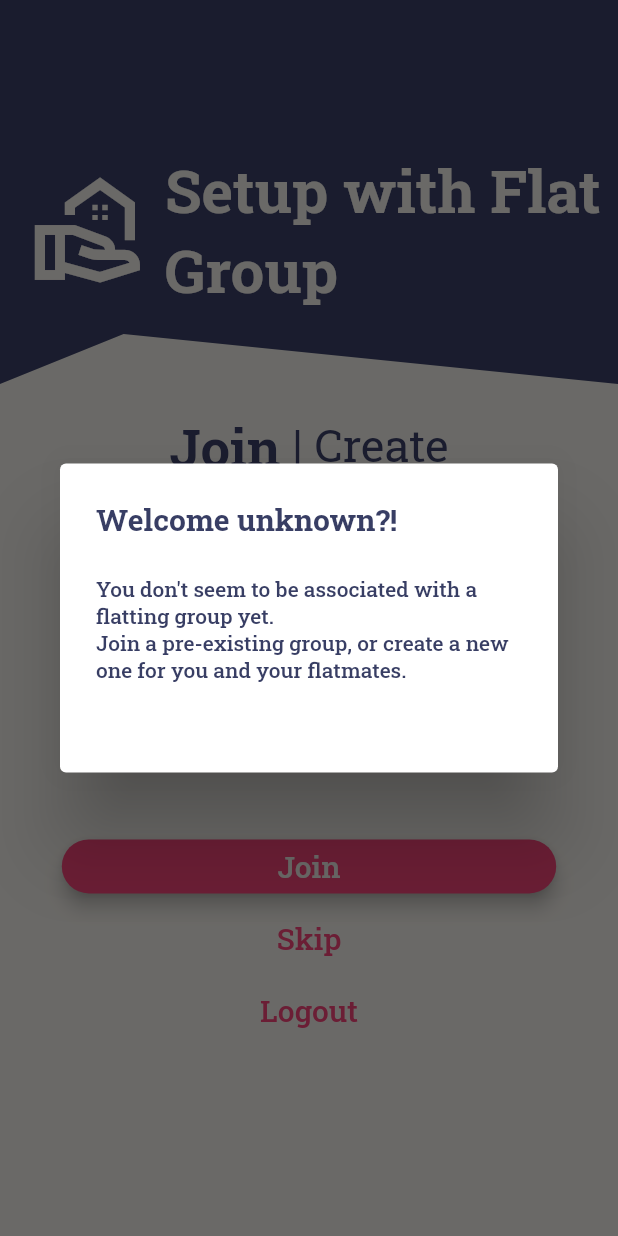
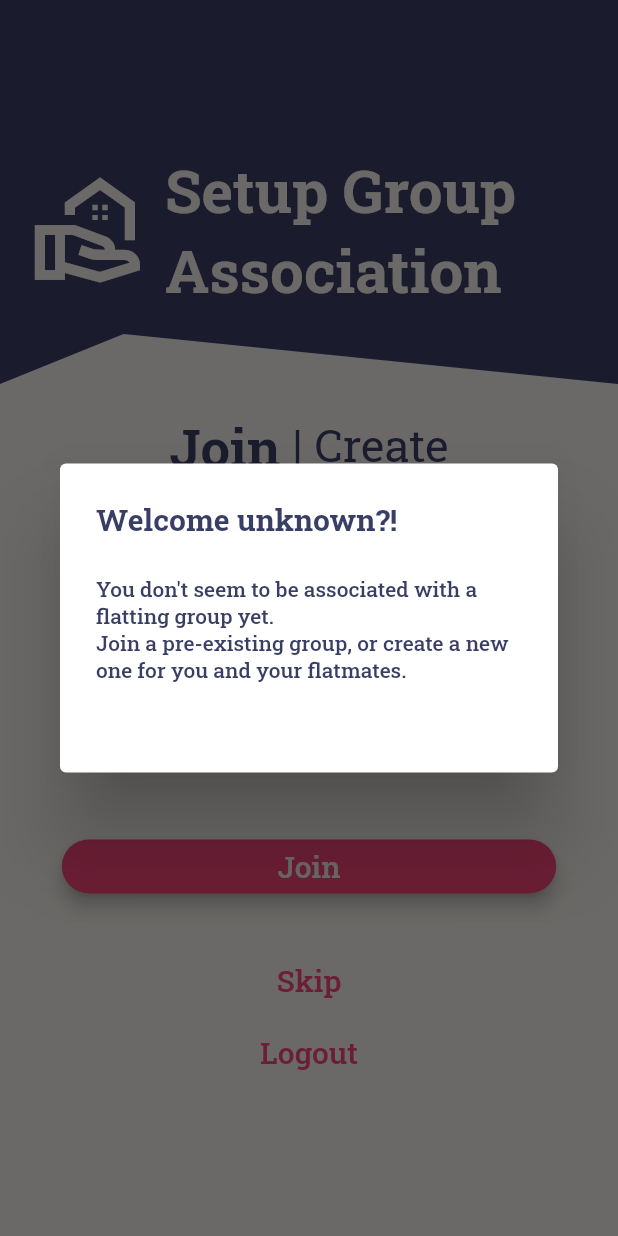
Before and after one commit to HonsonCooky/Flat-Out-Management, a Flutter app: the GroupAuthFlow screen opened directly, on a phone screen of 412 x 824 dp. Run offline on Flutter 3.47's test engine with Material 2 defaults, Android fonts, the phone set to English and light mode, and no system bars; our stand-ins replace google_fonts; generated files the repository leaves out were written again; network calls fail.

Commit message:
Update group join page

```diff
--- a/flat_out_app/lib/components/molecules/auth_text_confirm_passwords.dart
+++ b/flat_out_app/lib/components/molecules/auth_text_confirm_passwords.dart
@@ -34,18 +34,23 @@ class _AuthTextConfirmPasswordsState extends State<AuthTextConfirmPasswords> {
 
   @override
   Widget build(BuildContext context) {
-    return widget.controller2 != null
-        ? Row(
+    if (widget.controller2 != null) {
+      return Row(children: [
+        Expanded(
+          child: Stack(
             children: [
-            Expanded(
-              child: Column(
+              Column(
+                crossAxisAlignment: CrossAxisAlignment.start,
                 children: [
-                  AuthTextField(
+                  Container(
+                    width: MediaQuery.of(context).size.width / 1.6,
+                    child: AuthTextField(
                       onChanged: widget.onChanged,
                       hintText: widget.hintText,
                       controller: widget.controller,
                       readOnly: widget.readOnly,
                       visiblePassword: _visiblePasswords,
+                    ),
                   ),
                   AuthTextField(
                     onChanged: widget.onChanged,
@@ -57,15 +62,22 @@ class _AuthTextConfirmPasswordsState extends State<AuthTextConfirmPasswords> {
                   ),
                 ],
               ),
+              Positioned(
+                left: MediaQuery.of(context).size.width / 1.5,
+                top: Theme.of(context).textTheme.labelLarge?.fontSize,
+                child: IconButton(
+                  alignment: Alignment.bottomCenter,
+                  icon: Icon(_visiblePasswords ? Icons.visibility_off : Icons.visibility),
+                  splashRadius: 1.5 * (Theme.of(context).textTheme.labelLarge?.fontSize ?? 10),
+                  onPressed: widget.readOnly ? null : obscureText,
                 ),
-            IconButton(
-              icon: Icon(_visiblePasswords ? Icons.visibility : Icons.visibility_off),
-              splashRadius: Theme.of(context).textTheme.labelLarge?.fontSize,
-              onPressed: obscureText,
               )
-          ]
-        )
-        : AuthTextField(
+            ],
+          ),
+        ),
+      ]);
+    } else {
+      return AuthTextField(
         onChanged: widget.onChanged,
         hintText: widget.hintText,
         controller: widget.controller,
@@ -75,3 +87,4 @@ class _AuthTextConfirmPasswordsState extends State<AuthTextConfirmPasswords> {
       );
     }
   }
+}
--- a/flat_out_app/lib/components/molecules/auth_text_field.dart
+++ b/flat_out_app/lib/components/molecules/auth_text_field.dart
@@ -44,9 +44,10 @@ class _AuthTextFieldState extends State<AuthTextField> {
         errorBorder: UnderlineInputBorder(borderSide: BorderSide(width: 2.0, color: Theme.of(context).errorColor)),
         suffixIcon: widget.obscureText != null
             ? IconButton(
-                icon: Icon(widget.visiblePassword ? Icons.visibility : Icons.visibility_off),
+                color: Theme.of(context).iconTheme.color,
+                icon: Icon(widget.visiblePassword ? Icons.visibility_off : Icons.visibility),
                 splashRadius: Theme.of(context).textTheme.labelLarge?.fontSize,
-                onPressed: widget.obscureText,
+                onPressed: widget.readOnly ? null : widget.obscureText,
               )
             : null,
       ),
--- a/flat_out_app/lib/components/utils/fom_theme.dart
+++ b/flat_out_app/lib/components/utils/fom_theme.dart
@@ -12,6 +12,10 @@ class FomThemes {
       cardColor: Color(0xffe8e5e0),
       dividerColor: Color(0xff383e64),
       errorColor: Color(0xffe94f41),
+      iconTheme: IconThemeData(
+        color: Colors.grey,
+      ),
+      disabledColor: Color(0x55e94f41),
       appBarTheme: AppBarTheme(
         systemOverlayStyle: SystemUiOverlayStyle(
           statusBarColor: Color(0xff383e64),
--- a/flat_out_app/lib/core/jsons/fom_db_object.dart
+++ b/flat_out_app/lib/core/jsons/fom_db_object.dart
@@ -6,7 +6,8 @@ part 'fom_db_object.g.dart';
 
 @JsonSerializable()
 class FomDbObject {
-  @JsonKey(name: "_id") String id;
+  @JsonKey(name: "_id")
+  String id;
   String uiName;
   String fomVersion;
   List<FomAssociation> children;
--- a/flat_out_app/lib/core/jsons/fom_search_parents.dart
+++ b/flat_out_app/lib/core/jsons/fom_search_parents.dart
@@ -4,7 +4,8 @@ part 'fom_search_parents.g.dart';
 
 @JsonSerializable()
 class FomSearchParents {
-  @JsonKey(name: "_id") String id;
+  @JsonKey(name: "_id")
+  String id;
   String uiName;
 
   FomSearchParents(this.id, this.uiName);
--- a/flat_out_app/lib/core/jsons/fom_user_search_res.dart
+++ b/flat_out_app/lib/core/jsons/fom_user_search_res.dart
@@ -1,11 +1,11 @@
-
 import 'package:json_annotation/json_annotation.dart';
 
 part 'fom_user_search_res.g.dart';
 
 @JsonSerializable()
 class FomUserSearchRes {
-  @JsonKey(name: "_id") String id;
+  @JsonKey(name: "_id")
+  String id;
   String uiName;
   String name;
   String colorAssociation;
@@ -16,5 +16,4 @@ class FomUserSearchRes {
 
   @override
   Map<String, dynamic> toJson() => _$FomUserSearchResToJson(this);
-
 }
--- a/flat_out_app/lib/core/jsons/utils/enums.dart
+++ b/flat_out_app/lib/core/jsons/utils/enums.dart
@@ -1,4 +1,4 @@
-import 'package:flutter/foundation.dart';
+
 
 enum ModelType { user, group, table }
 enum RoleType { owner, writer, reader, request, mentioned }
@@ -7,13 +7,13 @@ enum TimeIntervals { daily, weekly, monthly, annually }
 
 extension ModelTypeExtension on RoleType {
   String get name {
-    switch(this){
+    switch (this) {
       case RoleType.owner:
         return 'owner';
       case RoleType.writer:
         return 'flatmate';
       case RoleType.reader:
-        return 'association';
+        return 'associate';
       case RoleType.request:
         return 'request';
       case RoleType.mentioned:
--- a/flat_out_app/lib/screens/auth_flow/auth_flow_group_components/group_auth_flow.dart
+++ b/flat_out_app/lib/screens/auth_flow/auth_flow_group_components/group_auth_flow.dart
@@ -27,7 +27,7 @@ class _GroupAuthFlow extends State<GroupAuthFlow> {
     _createPage = GroupCreatePage();
     _curPage = _joinPage;
     Future.delayed(
-      Duration(seconds: 1),
+      Duration.zero,
       () {
         bool cacheReady = context.read<RuntimeCache>().cacheReady;
         if (cacheReady) return;
--- a/flat_out_app/lib/screens/auth_flow/auth_flow_group_components/group_auth_header.dart
+++ b/flat_out_app/lib/screens/auth_flow/auth_flow_group_components/group_auth_header.dart
@@ -27,7 +27,7 @@ class _GroupAuthHeaderState extends State<GroupAuthHeader> with TickerProviderSt
       child: Column(
         children: [
           HeaderLogo(
-            title: "Setup with Flat Group",
+            title: "Setup Group Association",
           ),
           HeaderAnimatedSlide(
             controller: _controller,
--- a/flat_out_app/lib/screens/auth_flow/auth_flow_group_components/group_auth_page_body.dart
+++ b/flat_out_app/lib/screens/auth_flow/auth_flow_group_components/group_auth_page_body.dart
@@ -3,31 +3,17 @@ import 'package:flat_out_app/core/backend_management/runtime_cache.dart';
 import 'package:flutter/material.dart';
 import 'package:provider/provider.dart';
 
-class GroupAuthPageBody extends StatelessWidget {
+class GroupAuthPageBody extends StatefulWidget {
   final Widget curPage;
 
   GroupAuthPageBody({required this.curPage});
 
   @override
-  Widget build(BuildContext context) {
-    return Expanded(
-      child: Scrollbar(
-        child: SingleChildScrollView(
-          child: Container(
-            padding: EdgeInsets.only(
-              left: MediaQuery.of(context).size.width / 10,
-              right: MediaQuery.of(context).size.width / 10,
-              bottom: MediaQuery.of(context).size.height / 20,
-            ),
-            child: Column(
-              crossAxisAlignment: CrossAxisAlignment.stretch,
-              children: [
-                Container(
-                  margin: EdgeInsets.only(bottom: 10),
-                ),
-                curPage,
-                TextButton(
-                    onPressed: () {
+  State<StatefulWidget> createState() => _GroupAuthPageBodyState();
+}
+
+class _GroupAuthPageBodyState extends State<GroupAuthPageBody> {
+  void skipAlert() {
     Future.delayed(
       Duration.zero,
       Alert.showAlertDialog(
@@ -57,13 +43,41 @@ class GroupAuthPageBody extends StatelessWidget {
         ],
       ),
     );
-                    },
-                    child: Text("Skip")),
+  }
+
+  @override
+  Widget build(BuildContext context) {
+    return Expanded(
+      child: Scrollbar(
+        child: SingleChildScrollView(
+          child: Container(
+            padding: EdgeInsets.only(
+              left: MediaQuery.of(context).size.width / 10,
+              right: MediaQuery.of(context).size.width / 10,
+              bottom: MediaQuery.of(context).size.height / 20,
+            ),
+            child: Column(
+              crossAxisAlignment: CrossAxisAlignment.stretch,
+              children: [
+                Container(
+                  margin: EdgeInsets.only(bottom: 10),
+                ),
+                widget.curPage,
+                Container(
+                  margin: EdgeInsets.only(top: MediaQuery.of(context).size.height / 30),
+                  child: Column(
+                    children: [
                       TextButton(
-                    onPressed: () {
-                      context.read<RuntimeCache>().setUser(null);
-                    },
-                    child: Text("Logout")),
+                        onPressed: skipAlert,
+                        child: Text("Skip"),
+                      ),
+                      TextButton(
+                        onPressed: () => context.read<RuntimeCache>().setUser(null),
+                        child: Text("Logout"),
+                      ),
+                    ],
+                  ),
+                ),
               ],
             ),
           ),
--- a/flat_out_app/lib/screens/auth_flow/auth_flow_group_components/group_join_page.dart
+++ b/flat_out_app/lib/screens/auth_flow/auth_flow_group_components/group_join_page.dart
@@ -32,8 +32,10 @@ class _GroupJoinPageState extends State<GroupJoinPage> {
           widget.successToast(res.msg, context);
           context.read<RuntimeCache>().addGroup(FomGroup.fromJson(res.item));
         } else {
-          widget.successToast("You've successfully requested to join group ${_gName.text}. This won't take effect "
-              "until an owner of the group has authorized your request", context);
+          widget.successToast(
+              "You've successfully requested to join group ${_gName.text}. This won't take effect "
+              "until an owner of the group has authorized your request",
+              context);
         }
         context.read<RuntimeCache>().readyCache();
       } else
@@ -44,57 +46,7 @@ class _GroupJoinPageState extends State<GroupJoinPage> {
     setState(() => _isLoading = false);
   }
 
-  @override
-  Widget build(BuildContext context) {
-    return Column(
-      crossAxisAlignment: CrossAxisAlignment.stretch,
-      children: [
-        AuthTextField(
-          controller: _gName,
-          hintText: "Flat Name",
-        ),
-        AuthTextConfirmPasswords(
-          readOnly: _noPass,
-          controller: _pWord,
-          hintText: "Flat Password",
-        ),
-        Container(
-          child: Wrap(
-            alignment: WrapAlignment.spaceBetween,
-            crossAxisAlignment: WrapCrossAlignment.center,
-            children: [
-              Text(
-                "Authority: ",
-                style: Theme.of(context).textTheme.subtitle1,
-                textAlign: TextAlign.left,
-              ),
-              DropdownButtonHideUnderline(
-                child: DropdownButton(
-                  borderRadius: BorderRadius.all(Radius.circular(10)),
-                  value: _type,
-                  items: RoleType.values
-                      .where((element) => element != RoleType.mentioned)
-                      .map((e) => DropdownMenuItem<RoleType>(
-                            value: e,
-                            child: Text(e.name.capitalize(), style: InputTextStyle(context: context)),
-                          ))
-                      .toList(),
-                  onChanged: (RoleType? value) {
-                    if (value != null)
-                      setState(() {
-                        _type = value;
-                        _noPass = false;
-                        if (value == RoleType.request) {
-                          _noPass = true;
-                          _pWord.text = "";
-                        }
-                      });
-                  },
-                ),
-              ),
-              IconButton(
-                splashRadius: Theme.of(context).textTheme.subtitle1?.fontSize,
-                onPressed: () {
+  void showAuthorityAlert() {
     Alert.showAlertDialog(
       context: context,
       title: "Flat Group Authority",
@@ -117,7 +69,8 @@ class _GroupJoinPageState extends State<GroupJoinPage> {
                 color: Color(0xff383e64),
               ),
             ),
-                          TextSpan(text: "To become an owner, signup as a flatmate. Owners of the group can then "
+            TextSpan(
+                text: "To become an owner, signup as a flatmate. Owners of the group can then "
                     "assign you to being an owner"),
             TextSpan(
               text: "\n\nFlatmate: ",
@@ -162,7 +115,59 @@ class _GroupJoinPageState extends State<GroupJoinPage> {
         ),
       ),
     );
+  }
+
+  @override
+  Widget build(BuildContext context) {
+    return Column(
+      crossAxisAlignment: CrossAxisAlignment.stretch,
+      children: [
+        AuthTextField(
+          controller: _gName,
+          hintText: "Flat Name",
+        ),
+        AuthTextConfirmPasswords(
+          readOnly: _noPass,
+          controller: _pWord,
+          hintText: "Flat Password",
+        ),
+        Container(
+          child: Wrap(
+            alignment: WrapAlignment.spaceBetween,
+            crossAxisAlignment: WrapCrossAlignment.center,
+            children: [
+              Text(
+                "Authority: ",
+                style: Theme.of(context).textTheme.subtitle1,
+                textAlign: TextAlign.left,
+              ),
+              DropdownButtonHideUnderline(
+                child: DropdownButton(
+                  borderRadius: BorderRadius.all(Radius.circular(10)),
+                  value: _type,
+                  items: RoleType.values
+                      .where((element) => element != RoleType.mentioned && element != RoleType.owner)
+                      .map((e) => DropdownMenuItem<RoleType>(
+                            value: e,
+                            child: Text(e.name.capitalize(), style: InputTextStyle(context: context)),
+                          ))
+                      .toList(),
+                  onChanged: (RoleType? value) {
+                    if (value != null)
+                      setState(() {
+                        _type = value;
+                        _noPass = false;
+                        if (value == RoleType.request) {
+                          _noPass = true;
+                          _pWord.text = "";
+                        }
+                      });
                   },
+                ),
+              ),
+              IconButton(
+                splashRadius: Theme.of(context).textTheme.subtitle1?.fontSize,
+                onPressed: showAuthorityAlert,
                 color: Colors.grey,
                 icon: Icon(Icons.help),
                 iconSize: Theme.of(context).textTheme.subtitle1?.fontSize,
```
Also changed, not shown: flat_out_app/lib/components/atoms/text_styles.dart (+3 -9 lines), flat_out_app/lib/core/jsons/fom_search_res.dart (line endings or trailing spaces). Lines whose indentation alone changed are shown as unchanged.
